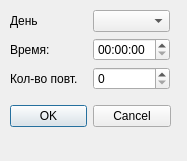
The window that dialog.ui (ittybe/parser-sites-with-gifts) describes before a commit, drawn with Qt 5.
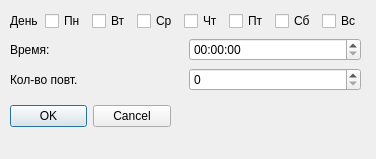
The same window after the commit.

What changed in the file:
```diff
--- a/dialog.ui
+++ b/dialog.ui
@@ -6,8 +6,8 @@
    <rect>
     <x>0</x>
     <y>0</y>
-    <width>187</width>
-    <height>161</height>
+    <width>376</width>
+    <height>159</height>
    </rect>
   </property>
   <property name="windowTitle">
@@ -34,8 +34,8 @@
     <rect>
      <x>10</x>
      <y>10</y>
-     <width>160</width>
-     <height>80</height>
+     <width>351</width>
+     <height>83</height>
     </rect>
    </property>
    <layout class="QVBoxLayout" name="verticalLayout">
@@ -49,7 +49,53 @@
        </widget>
       </item>
       <item>
-       <widget class="QComboBox" name="comboBox"/>
+       <widget class="QCheckBox" name="checkBox">
+        <property name="text">
+         <string>Пн</string>
+        </property>
+       </widget>
+      </item>
+      <item>
+       <widget class="QCheckBox" name="checkBox_2">
+        <property name="text">
+         <string>Вт</string>
+        </property>
+       </widget>
+      </item>
+      <item>
+       <widget class="QCheckBox" name="checkBox_3">
+        <property name="text">
+         <string>Ср</string>
+        </property>
+       </widget>
+      </item>
+      <item>
+       <widget class="QCheckBox" name="checkBox_4">
+        <property name="text">
+         <string>Чт</string>
+        </property>
+       </widget>
+      </item>
+      <item>
+       <widget class="QCheckBox" name="checkBox_5">
+        <property name="text">
+         <string>Пт</string>
+        </property>
+       </widget>
+      </item>
+      <item>
+       <widget class="QCheckBox" name="checkBox_6">
+        <property name="text">
+         <string>Сб</string>
+        </property>
+       </widget>
+      </item>
+      <item>
+       <widget class="QCheckBox" name="checkBox_7">
+        <property name="text">
+         <string>Вс</string>
+        </property>
+       </widget>
       </item>
      </layout>
     </item>
```
